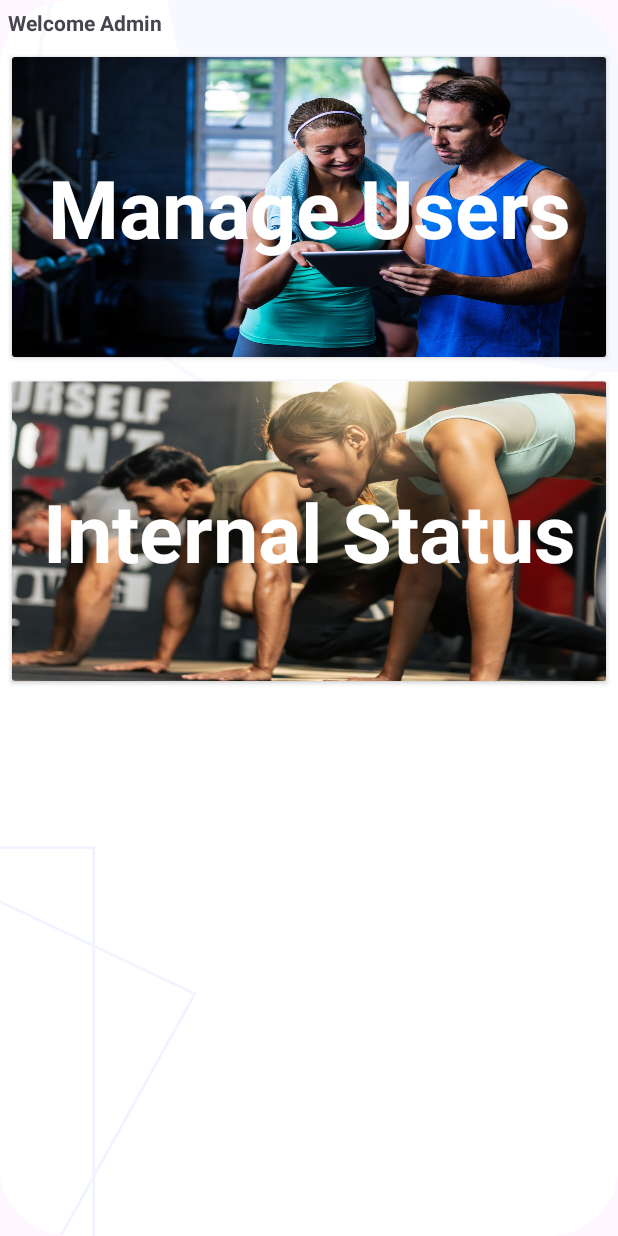
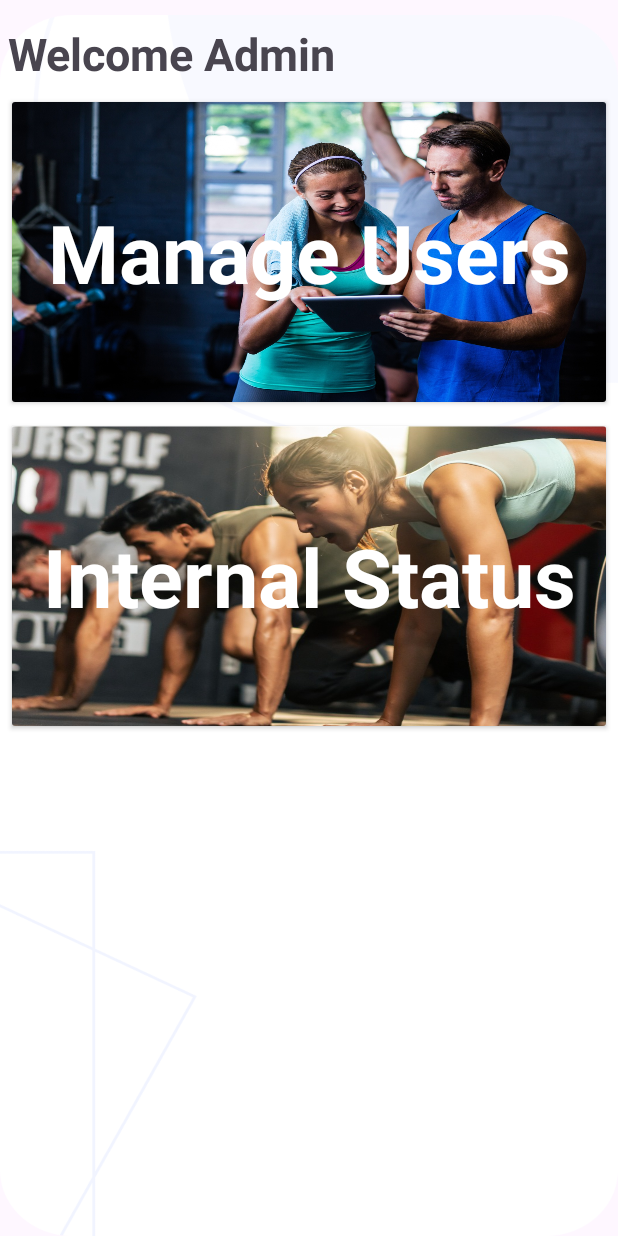
Before and after one commit to HasanChamara/Android_Fitness_App_Java, an Android app: the CoachDashActivity screen opened directly, with no data from a screen before it, on a phone screen of 412 x 824 dp. Run offline under Robolectric (Android 15) with nearby library versions, the phone set to English and light mode, and no system bars; our stand-ins replace Firebase (no records; nobody signed in at launch, a user with empty details on screens opened directly).

Commit message:
Fat Loss Update

```diff
--- a/app/src/main/java/com/example/gymtrackapp/fragments/AddMealPlanFragment.java
+++ b/app/src/main/java/com/example/gymtrackapp/fragments/AddMealPlanFragment.java
@@ -78,6 +78,7 @@ public class AddMealPlanFragment extends Fragment {
     public View onCreateView(LayoutInflater inflater, ViewGroup container,
                              Bundle savedInstanceState) {
         View rootView = inflater.inflate(R.layout.fragment_add_meal_plan, container, false);
+
         db = FirebaseFirestore.getInstance();
 
         weightTextView = rootView.findViewById(R.id.weightTextView);
@@ -165,7 +166,7 @@ public class AddMealPlanFragment extends Fragment {
         // Calculate total calorie intake based on weight and goal
         if (goal.equals("Muscle Building")) {
             calorieIntake = weight * 22; // Example formula for muscle building goal
-        } else if (goal.equals("Fat loss")) {
+        } else if (goal.equals("Fat Lost")) {
             calorieIntake = weight * 12; // Example formula for fat loss goal
         } else {
             // Default case if goal is neither muscle building nor fat loss
@@ -177,7 +178,7 @@ public class AddMealPlanFragment extends Fragment {
             proteinGrams = calorieIntake * PROTEIN_RATIO_MUSCLE_BUILDING / CALORIES_PER_GRAM_PROTEIN;
             fatGrams = calorieIntake * FAT_RATIO_MUSCLE_BUILDING / CALORIES_PER_GRAM_FAT;
             carbGrams = calorieIntake * CARBS_RATIO_MUSCLE_BUILDING / CALORIES_PER_GRAM_CARBS;
-        } else if (goal.equals("Fat loss")) {
+        } else if (goal.equals("Fat Lost")) {
             proteinGrams = calorieIntake * PROTEIN_RATIO_FAT_LOSS / CALORIES_PER_GRAM_PROTEIN;
             fatGrams = calorieIntake * FAT_RATIO_FAT_LOSS / CALORIES_PER_GRAM_FAT;
             carbGrams = calorieIntake * CARBS_RATIO_FAT_LOSS / CALORIES_PER_GRAM_CARBS;
--- a/app/src/main/res/layout/activity_coach_dash.xml
+++ b/app/src/main/res/layout/activity_coach_dash.xml
@@ -5,19 +5,20 @@
     android:layout_width="match_parent"
     android:background="@drawable/backgroundimg"
     android:layout_height="match_parent"
+    android:layout_marginTop="10dp"
     tools:context=".activities.CoachDashActivity">
     <TextView
         android:layout_width="match_parent"
         android:layout_height="match_parent"
         android:text="Welcome Admin"
         android:textStyle="bold"
-        android:textSize="14dp"
+        android:textSize="30dp"
         android:layout_margin="5dp"
-        />
+        android:layout_marginBottom="10dp"/>
 
     <LinearLayout
         android:layout_width="match_parent"
-        android:layout_marginTop="30dp"
+        android:layout_marginTop="50dp"
         android:layout_height="match_parent"
         android:orientation="vertical">
 
```
